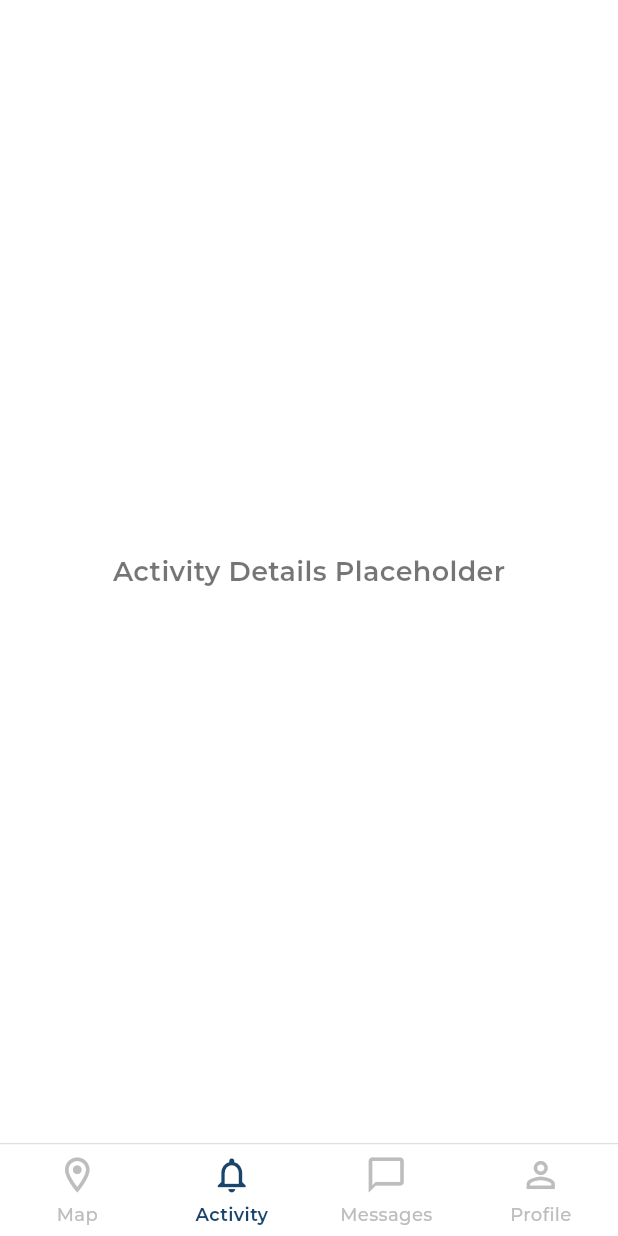
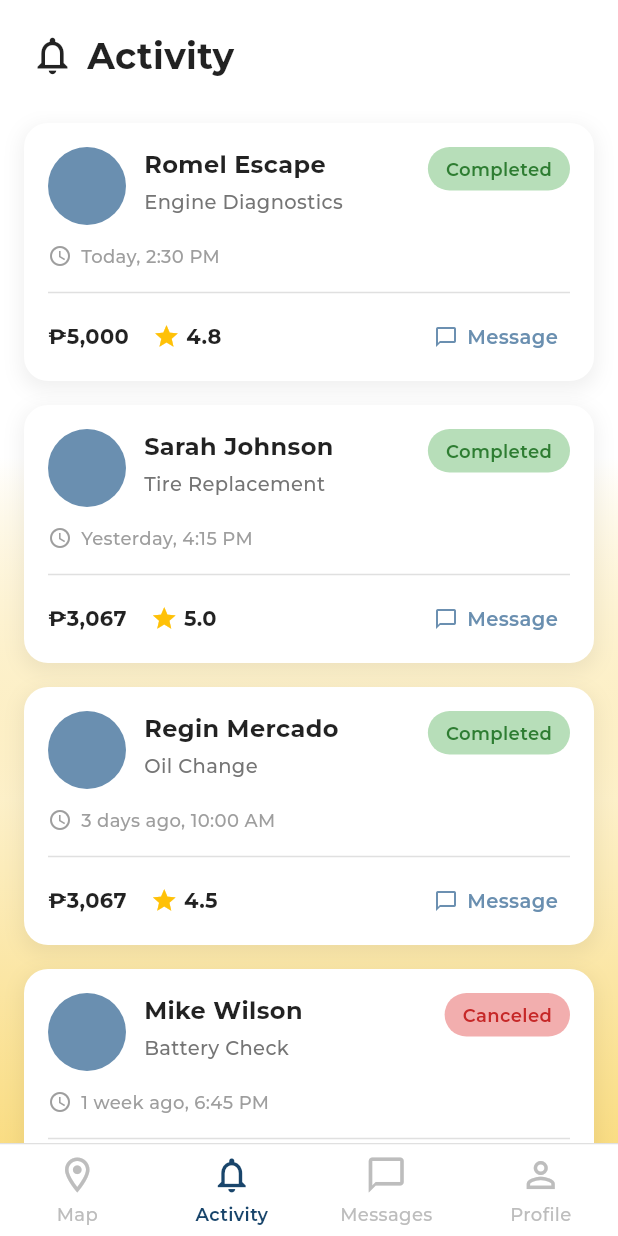
Before and after one commit to Aukaba/UnliRice_Softdev2, a Flutter app: the UserNavigationShell screen opened directly, item 2 of the bottom bar chosen, on a phone screen of 412 x 824 dp. Run offline on Flutter 3.47's test engine with Material 3 defaults, Android fonts, the phone set to English and light mode, and no system bars; our stand-ins replace google_fonts, supabase_flutter; accounts and stored records are empty; network calls fail.

Commit message:
activity user UI
UI/UX for user activity screen

```diff
--- a/automate/lib/screen/user/navigation_shell.dart
+++ b/automate/lib/screen/user/navigation_shell.dart
@@ -3,6 +3,7 @@ import 'package:google_fonts/google_fonts.dart';
 
 import 'user_homescreen.dart';
 import '../messages/user_message_list.dart';
+import 'user_activity.dart';
 
 class UserNavigationShell extends StatefulWidget {
   const UserNavigationShell({super.key});
@@ -42,20 +43,8 @@ class _UserNavigationShellState extends State<UserNavigationShell> {
               );
             },
           ),
-          // Index 1: Activity Placeholder
-          Container(
-            color: Colors.white,
-            child: Center(
-              child: Text(
-                "Activity Details Placeholder",
-                style: GoogleFonts.montserrat(
-                  fontSize: 18,
-                  fontWeight: FontWeight.w600,
-                  color: Colors.black54,
-                ),
-              ),
-            ),
-          ),
+          // Index 1: Activity
+          const UserActivityScreen(),
           const UserMessageListScreen(),
           // Profile Placeholder
           Container(
--- /dev/null
+++ b/automate/lib/screen/user/user_activity.dart
@@ -0,0 +1,254 @@
+import 'package:flutter/material.dart';
+import 'package:google_fonts/google_fonts.dart';
+
+class UserActivityScreen extends StatelessWidget {
+  const UserActivityScreen({super.key});
+
+  @override
+  Widget build(BuildContext context) {
+    return Scaffold(
+      backgroundColor: Colors.white,
+      body: Stack(
+        children: [
+          // Background Gradient to match the yellow tone at the bottom
+          Positioned.fill(
+            child: Container(
+              decoration: BoxDecoration(
+                gradient: LinearGradient(
+                  begin: Alignment.topCenter,
+                  end: Alignment.bottomCenter,
+                  colors: [
+                    Colors.white,
+                    Colors.white,
+                    const Color(0xFFF9D976).withOpacity(0.4),
+                    const Color(0xFFF9D976).withOpacity(0.9),
+                  ],
+                  stops: const [0.0, 0.4, 0.7, 1.0],
+                ),
+              ),
+            ),
+          ),
+          SafeArea(
+            child: Column(
+              crossAxisAlignment: CrossAxisAlignment.start,
+              children: [
+                // Header
+                Padding(
+                  padding: const EdgeInsets.symmetric(horizontal: 20.0, vertical: 20.0),
+                  child: Row(
+                    children: [
+                      const Icon(Icons.notifications_none, size: 30, color: Colors.black87),
+                      const SizedBox(width: 8),
+                      Text(
+                        'Activity',
+                        style: GoogleFonts.montserrat(
+                          fontSize: 24,
+                          fontWeight: FontWeight.bold,
+                          color: Colors.black87,
+                        ),
+                      ),
+                    ],
+                  ),
+                ),
+                // List of Activities
+                Expanded(
+                  child: ListView(
+                    padding: const EdgeInsets.symmetric(horizontal: 16.0, vertical: 8.0),
+                    children: [
+                      _buildActivityCard(
+                        name: 'Romel Escape',
+                        service: 'Engine Diagnostics',
+                        status: 'Completed',
+                        time: 'Today, 2:30 PM',
+                        price: '₱5,000',
+                        rating: '4.8',
+                        avatarColor: const Color(0xFF6A8FB0),
+                      ),
+                      _buildActivityCard(
+                        name: 'Sarah Johnson',
+                        service: 'Tire Replacement',
+                        status: 'Completed',
+                        time: 'Yesterday, 4:15 PM',
+                        price: '₱3,067',
+                        rating: '5.0',
+                        avatarColor: const Color(0xFF6A8FB0),
+                      ),
+                      _buildActivityCard(
+                        name: 'Regin Mercado',
+                        service: 'Oil Change',
+                        status: 'Completed',
+                        time: '3 days ago, 10:00 AM',
+                        price: '₱3,067',
+                        rating: '4.5',
+                        avatarColor: const Color(0xFF6A8FB0),
+                      ),
+                      _buildActivityCard(
+                        name: 'Mike Wilson',
+                        service: 'Battery Check',
+                        status: 'Canceled',
+                        time: '1 week ago, 6:45 PM',
+                        price: '₱3,067',
+                        rating: '4.5',
+                        avatarColor: const Color(0xFF6A8FB0),
+                      ),
+                    ],
+                  ),
+                ),
+              ],
+            ),
+          ),
+        ],
+      ),
+    );
+  }
+
+  Widget _buildActivityCard({
+    required String name,
+    required String service,
+    required String status,
+    required String time,
+    required String price,
+    required String rating,
+    required Color avatarColor,
+  }) {
+    bool isCompleted = status == 'Completed';
+    return Container(
+      margin: const EdgeInsets.only(bottom: 16.0),
+      decoration: BoxDecoration(
+        color: Colors.white,
+        borderRadius: BorderRadius.circular(16.0),
+        boxShadow: [
+          BoxShadow(
+            color: Colors.black.withOpacity(0.06),
+            blurRadius: 10,
+            spreadRadius: 2,
+            offset: const Offset(0, 4),
+          ),
+        ],
+      ),
+      child: Padding(
+        padding: const EdgeInsets.all(16.0),
+        child: Column(
+          children: [
+            // Avatar, Name, Service, and Status Badge
+            Row(
+              crossAxisAlignment: CrossAxisAlignment.start,
+              children: [
+                CircleAvatar(
+                  radius: 26,
+                  backgroundColor: avatarColor,
+                ),
+                const SizedBox(width: 12),
+                Expanded(
+                  child: Column(
+                    crossAxisAlignment: CrossAxisAlignment.start,
+                    children: [
+                      Text(
+                        name,
+                        style: GoogleFonts.montserrat(
+                          fontSize: 16,
+                          fontWeight: FontWeight.w700,
+                          color: Colors.black87,
+                        ),
+                      ),
+                      const SizedBox(height: 4),
+                      Text(
+                        service,
+                        style: GoogleFonts.montserrat(
+                          fontSize: 13,
+                          fontWeight: FontWeight.w500,
+                          color: Colors.grey.shade600,
+                        ),
+                      ),
+                    ],
+                  ),
+                ),
+                Container(
+                  padding: const EdgeInsets.symmetric(horizontal: 12, vertical: 6),
+                  decoration: BoxDecoration(
+                    color: isCompleted ? const Color(0xFFA5D6A7).withOpacity(0.8) : const Color(0xFFEF9A9A).withOpacity(0.8), // subtle green / red background
+                    borderRadius: BorderRadius.circular(20),
+                  ),
+                  child: Text(
+                    status,
+                    style: GoogleFonts.montserrat(
+                      fontSize: 12,
+                      fontWeight: FontWeight.w600,
+                      color: isCompleted ? Colors.green.shade800 : Colors.red.shade800,
+                    ),
+                  ),
+                ),
+              ],
+            ),
+            const SizedBox(height: 12),
+            // Timestamp
+            Row(
+              children: [
+                Icon(Icons.access_time, size: 16, color: Colors.grey.shade500),
+                const SizedBox(width: 6),
+                Text(
+                  time,
+                  style: GoogleFonts.montserrat(
+                    fontSize: 12,
+                    fontWeight: FontWeight.w500,
+                    color: Colors.grey.shade500,
+                  ),
+                ),
+              ],
+            ),
+            const SizedBox(height: 8),
+            Divider(color: Colors.grey.shade300, thickness: 1),
+            const SizedBox(height: 8),
+            // Price, Rating, Message Button
+            Row(
+              children: [
+                Text(
+                  price,
+                  style: GoogleFonts.montserrat(
+                    fontSize: 14,
+                    fontWeight: FontWeight.w700,
+                    color: Colors.black87,
+                  ),
+                ),
+                const SizedBox(width: 16),
+                Icon(Icons.star, size: 18, color: Colors.amber.shade500),
+                const SizedBox(width: 4),
+                Text(
+                  rating,
+                  style: GoogleFonts.montserrat(
+                    fontSize: 14,
+                    fontWeight: FontWeight.w700,
+                    color: Colors.black87,
+                  ),
+                ),
+                const Spacer(),
+                InkWell(
+                  onTap: () {
+                    // Navigate to message or handle click
+                  },
+                  child: Padding(
+                    padding: const EdgeInsets.symmetric(vertical: 4.0, horizontal: 8.0),
+                    child: Row(
+                      children: [
+                        Icon(Icons.chat_bubble_outline, size: 16, color: const Color(0xFF6A8FB0)),
+                        const SizedBox(width: 6),
+                        Text(
+                          'Message',
+                          style: GoogleFonts.montserrat(
+                            fontSize: 13,
+                            fontWeight: FontWeight.w600,
+                            color: const Color(0xFF6A8FB0),
+                          ),
+                        ),
+                      ],
+                    ),
+                  ),
+                ),
+              ],
+            ),
+          ],
+        ),
+      ),
+    );
+  }
+}
```
